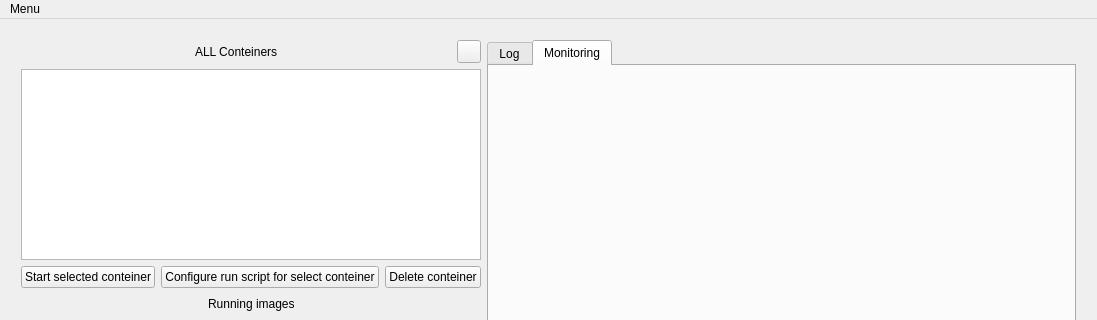
Qt form DockerCLI.ui (ArtemFaust/DockerCLI) before a commit; both pictures show x 0 to 1097 and y 0 to 320 of the 1097 by 582 pixel window.
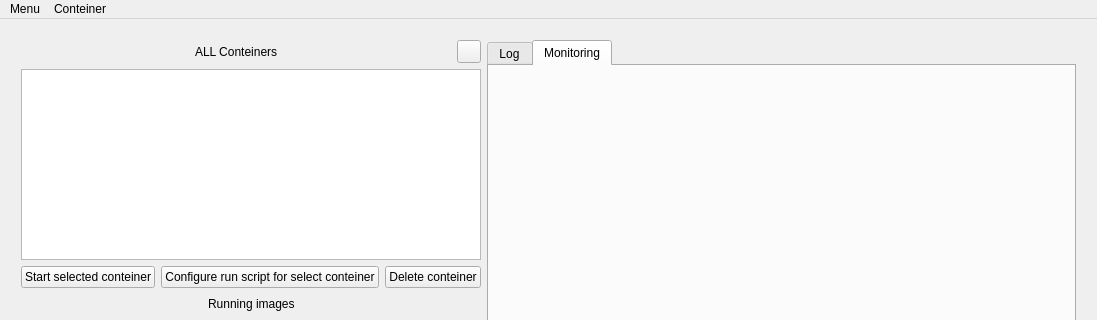
The same form after that commit.

The edit to the form file:
```diff
--- a/DockerCLI.ui
+++ b/DockerCLI.ui
@@ -251,7 +251,14 @@
      <string>Menu</string>
     </property>
    </widget>
+   <widget class="QMenu" name="menuConteiner">
+    <property name="title">
+     <string>Conteiner</string>
+    </property>
+    <addaction name="actionSearch_in_docker_HUB"/>
+   </widget>
    <addaction name="menuMenu"/>
+   <addaction name="menuConteiner"/>
   </widget>
   <widget class="QStatusBar" name="statusbar"/>
   <action name="actionShow_log">
```
Left out of the diff: 5 changed lines with no effect on the pictures.
